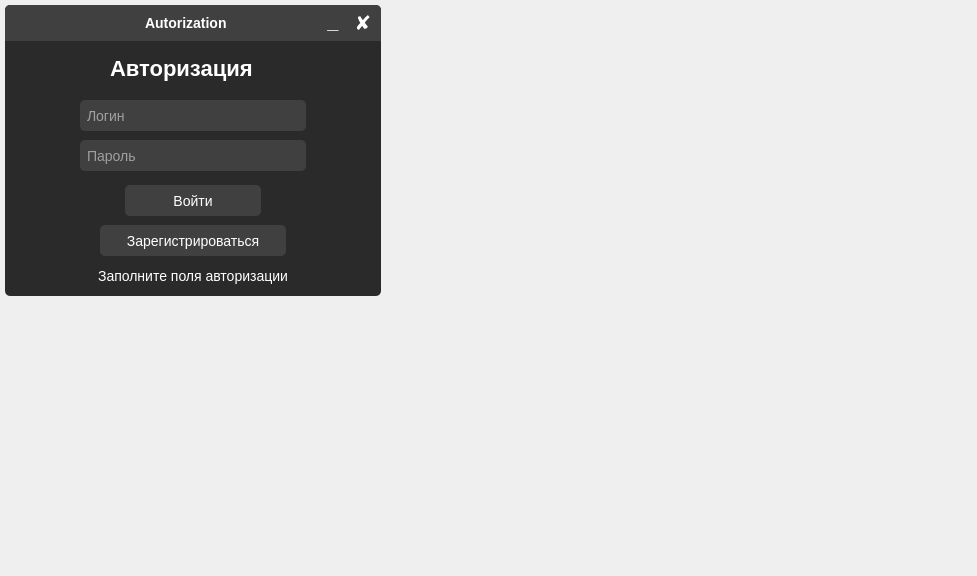
Qt form window_login/window_login.ui (b0shka/selling_apps) before a commit.
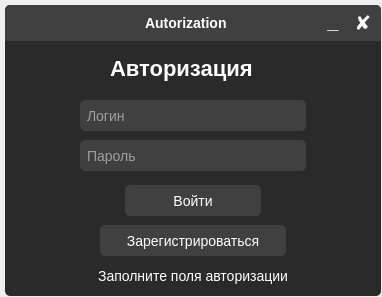
The same form after that commit.

Diff of the .ui file:
```diff
--- a/window_login/window_login.ui
+++ b/window_login/window_login.ui
@@ -6,13 +6,13 @@
    <rect>
     <x>0</x>
     <y>0</y>
-    <width>977</width>
-    <height>576</height>
+    <width>382</width>
+    <height>297</height>
    </rect>
   </property>
   <property name="minimumSize">
    <size>
-    <width>404</width>
+    <width>3</width>
     <height>270</height>
    </size>
   </property>
```
Left out of the diff: 4 changed lines with no effect on the pictures.
